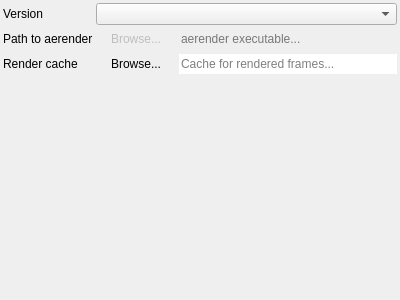
Old version of the form src/UI/aesettingswidget.ui in the repository RxLaboratory/DuME.
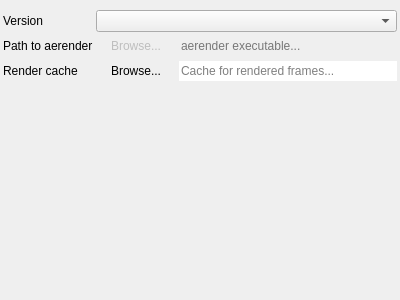
New version of the form.

```diff
--- a/src/UI/aesettingswidget.ui
+++ b/src/UI/aesettingswidget.ui
@@ -21,7 +21,7 @@
     <number>3</number>
    </property>
    <property name="topMargin">
-    <number>3</number>
+    <number>10</number>
    </property>
    <property name="rightMargin">
     <number>3</number>
```
